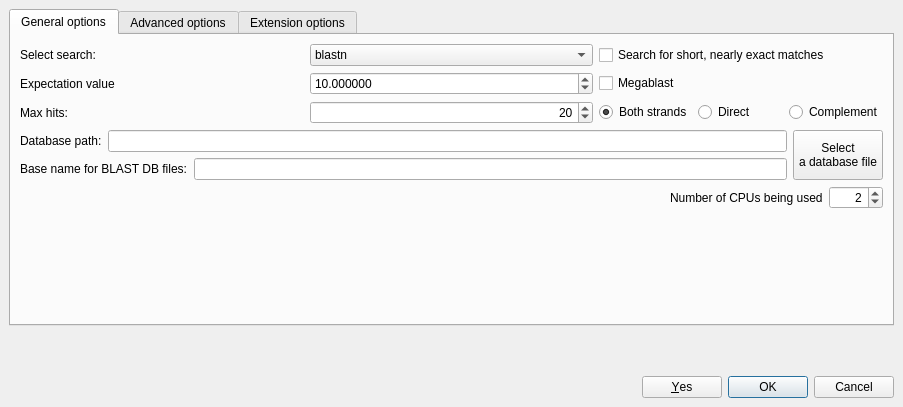
This is src/plugins/external_tool_support/src/ui/BlastAllSupportDialog.ui in violethaze74/ugene as Qt 5 draws it before an edit. The edited form follows.
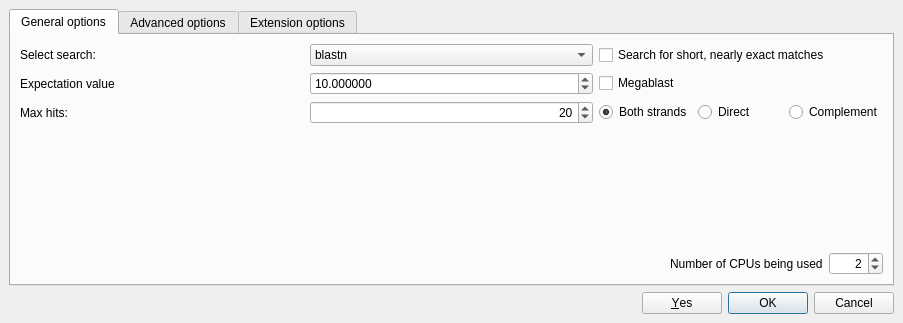
This is the edited form. The open tabs and pages were chosen to show the change.

Commit message: UGENE-4588 BLAST: recognition of big databases divided into parts fix

```diff
--- a/src/plugins/external_tool_support/src/ui/BlastAllSupportDialog.ui
+++ b/src/plugins/external_tool_support/src/ui/BlastAllSupportDialog.ui
@@ -6,8 +6,8 @@
    <rect>
     <x>0</x>
     <y>0</y>
-    <width>619</width>
-    <height>407</height>
+    <width>812</width>
+    <height>315</height>
    </rect>
   </property>
   <property name="maximumSize">
@@ -182,56 +182,25 @@
         </layout>
        </item>
        <item>
-        <layout class="QGridLayout" name="gridLayout_3">
-         <item row="1" column="0">
-          <layout class="QHBoxLayout" name="horizontalLayout_5">
-           <item>
-            <widget class="QLabel" name="label_5">
-             <property name="text">
-              <string>Base name for BLAST DB files:</string>
-             </property>
-            </widget>
-           </item>
-           <item>
-            <widget class="QLineEdit" name="baseNameLineEdit"/>
-           </item>
-          </layout>
-         </item>
-         <item row="0" column="0">
-          <layout class="QHBoxLayout" name="horizontalLayout_2">
-           <item>
-            <widget class="QLabel" name="label_14">
-             <property name="text">
-              <string>Database path:</string>
-             </property>
-            </widget>
-           </item>
-           <item>
-            <widget class="QLineEdit" name="databasePathLineEdit"/>
-           </item>
-          </layout>
-         </item>
-         <item row="0" column="1" rowspan="2">
-          <widget class="QPushButton" name="selectDatabasePushButton">
-           <property name="sizePolicy">
-            <sizepolicy hsizetype="Minimum" vsizetype="Preferred">
-             <horstretch>0</horstretch>
-             <verstretch>0</verstretch>
-            </sizepolicy>
-           </property>
-           <property name="minimumSize">
-            <size>
-             <width>90</width>
-             <height>0</height>
-            </size>
-           </property>
-           <property name="text">
-            <string>Select
-a database file</string>
-           </property>
-          </widget>
-         </item>
-        </layout>
+        <widget class="QWidget" name="dbSelectorWidget" native="true">
+         <layout class="QVBoxLayout" name="verticalLayout_9">
+          <property name="spacing">
+           <number>0</number>
+          </property>
+          <property name="leftMargin">
+           <number>0</number>
+          </property>
+          <property name="topMargin">
+           <number>0</number>
+          </property>
+          <property name="rightMargin">
+           <number>0</number>
+          </property>
+          <property name="bottomMargin">
+           <number>0</number>
+          </property>
+         </layout>
+        </widget>
        </item>
        <item>
         <layout class="QVBoxLayout" name="verticalLayout_4">
```
Left out of the diff: 2 changed lines with no effect on the pictures. The commit also changes 14 other files.
